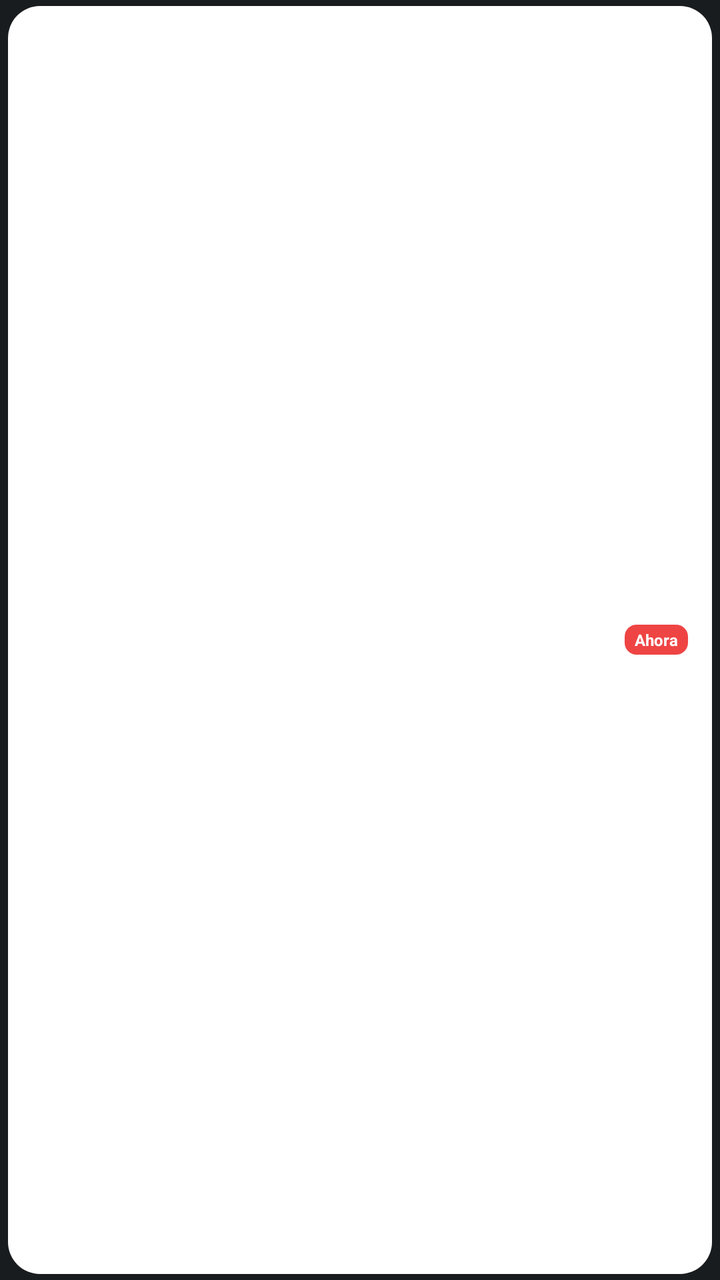
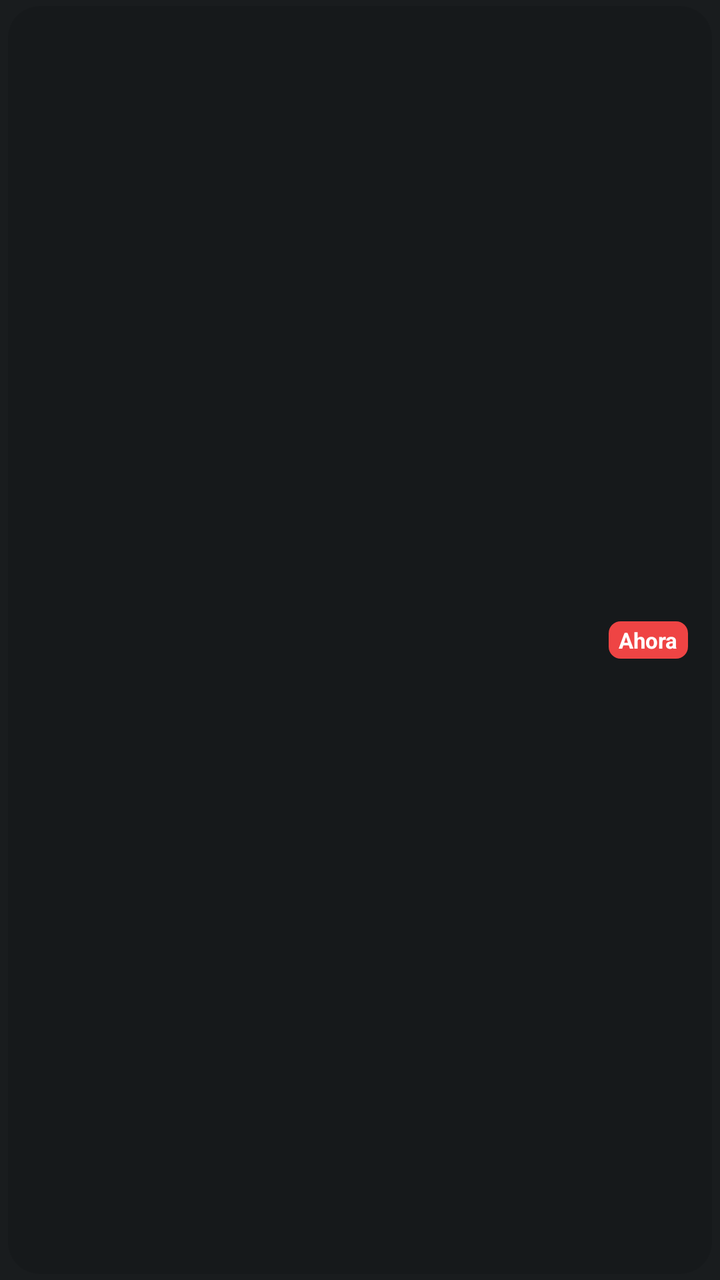

Before-and-after screenshots of an Android layout around one commit, followed by the original layout XML and the change that was made.
<!-- AndroidManifest.xml: application theme Theme.MyApplication -->
<!-- res/layout/widget_daily_schedule_item.xml -->
<?xml version="1.0" encoding="utf-8"?>
<FrameLayout xmlns:android="http://schemas.android.com/apk/res/android"
    android:id="@+id/daily_item_root"
    android:layout_width="match_parent"
    android:layout_height="58dp"
    android:paddingHorizontal="4dp"
    android:paddingVertical="3dp">

    
    <ImageView
        android:id="@+id/daily_item_bg"
        android:layout_width="match_parent"
        android:layout_height="match_parent"
        android:src="@drawable/widget_daily_item_background"
        android:scaleType="fitXY"
        android:contentDescription="Subject Color" />

    <LinearLayout
        android:layout_width="match_parent"
        android:layout_height="match_parent"
        android:gravity="center_vertical"
        android:orientation="horizontal"
        android:paddingHorizontal="12dp">

        <TextView
            android:id="@+id/daily_item_time"
            android:layout_width="74dp"
            android:layout_height="wrap_content"
            android:maxLines="1"
            android:textColor="#FFFFFF"
            android:textSize="11sp"
            android:textStyle="bold" />

        <LinearLayout
            android:layout_width="0dp"
            android:layout_height="wrap_content"
            android:layout_weight="1"
            android:orientation="vertical">

            <TextView
                android:id="@+id/daily_item_subject"
                android:layout_width="match_parent"
                android:layout_height="wrap_content"
                android:ellipsize="end"
                android:maxLines="1"
                android:textColor="#FFFFFF"
                android:textSize="12sp"
                android:textStyle="bold" />

            <TextView
                android:id="@+id/daily_item_room"
                android:layout_width="match_parent"
                android:layout_height="wrap_content"
                android:ellipsize="end"
                android:maxLines="1"
                android:textColor="#DAD5FF"
                android:textSize="10sp" />
        </LinearLayout>

        <TextView
            android:id="@+id/daily_item_pending"
            android:layout_width="wrap_content"
            android:layout_height="wrap_content"
            android:layout_marginStart="8dp"
            android:maxLines="1"
            android:textSize="10sp"
            android:textStyle="bold" />

        <TextView
            android:id="@+id/daily_item_now"
            android:layout_width="wrap_content"
            android:layout_height="wrap_content"
            android:layout_marginStart="6dp"
            android:background="@drawable/widget_now_background"
            android:paddingHorizontal="5dp"
            android:paddingVertical="2dp"
            android:text="@string/ahora"
            android:textColor="#FFFFFF"
            android:textSize="8sp"
            android:textStyle="bold" />
    </LinearLayout>
</FrameLayout>
<!-- resources referenced by this layout -->
<resources>
  <!-- drawable widget_daily_item_background (drawable) -->
  <?xml version="1.0" encoding="utf-8"?>
  <shape xmlns:android="http://schemas.android.com/apk/res/android" android:shape="rectangle">
      <solid android:color="#FFFFFF" />
      <corners android:radius="16dp" />
  </shape>
  <!-- drawable widget_now_background (drawable) -->
  <?xml version="1.0" encoding="utf-8"?>
  <shape xmlns:android="http://schemas.android.com/apk/res/android" android:shape="rectangle">
      <solid android:color="#EF4444" />
      <corners android:radius="6dp" />
  </shape>
  <string name="ahora">Ahora</string>
  <style name="Theme.MyApplication" parent="android:Theme.DeviceDefault.NoActionBar" />
</resources>

<!-- the commit's change to res/layout/widget_daily_schedule_item.xml (unified diff, before → after) -->
@@ -28,7 +28,7 @@
             android:layout_height="wrap_content"
             android:maxLines="1"
             android:textColor="#FFFFFF"
-            android:textSize="11sp"
+            android:textSize="12sp"
             android:textStyle="bold" />
 
         <LinearLayout
@@ -54,7 +54,7 @@
                 android:ellipsize="end"
                 android:maxLines="1"
                 android:textColor="#DAD5FF"
-                android:textSize="10sp" />
+                android:textSize="11sp" />
         </LinearLayout>
 
         <TextView
@@ -63,7 +63,7 @@
             android:layout_height="wrap_content"
             android:layout_marginStart="8dp"
             android:maxLines="1"
-            android:textSize="10sp"
+            android:textSize="11sp"
             android:textStyle="bold" />
 
         <TextView
@@ -76,7 +76,7 @@
             android:paddingVertical="2dp"
             android:text="@string/ahora"
             android:textColor="#FFFFFF"
-            android:textSize="8sp"
+            android:textSize="11sp"
             android:textStyle="bold" />
     </LinearLayout>
 </FrameLayout>
<!-- resource entries referenced after the edit -->
@@ -2,8 +2,8 @@
 <resources>
   <!-- drawable widget_daily_item_background (drawable) -->
   <?xml version="1.0" encoding="utf-8"?>
-  <shape xmlns:android="http://schemas.android.com/apk/res/android" android:shape="rectangle">
-      <solid android:color="#FFFFFF" />
+  <shape xmlns:android="http://schemas.android.com/apk/res/android">
+      <solid android:color="@color/widget_item_bg_tint" />
       <corners android:radius="16dp" />
   </shape>
   <!-- drawable widget_now_background (drawable) -->
@@ -14,5 +14,6 @@
   </shape>
   <string name="ahora">Ahora</string>
   <style name="Theme.MyApplication" parent="android:Theme.DeviceDefault.NoActionBar" />
+  <color name="widget_item_bg_tint">#1A000000</color>
 </resources>
 
